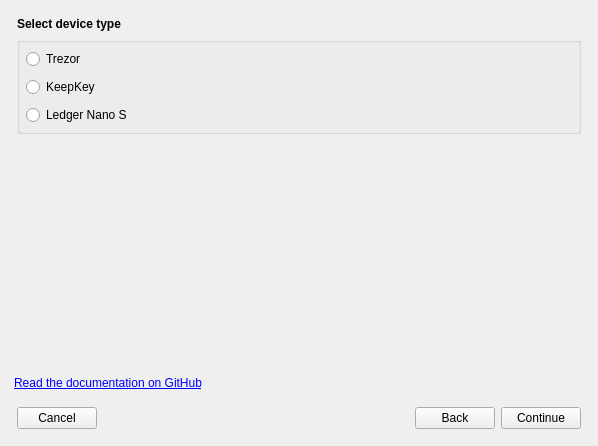
Old version of the form src/ui/ui_initialize_hw_dlg.ui in the repository Bertrand256/dash-masternode-tool.
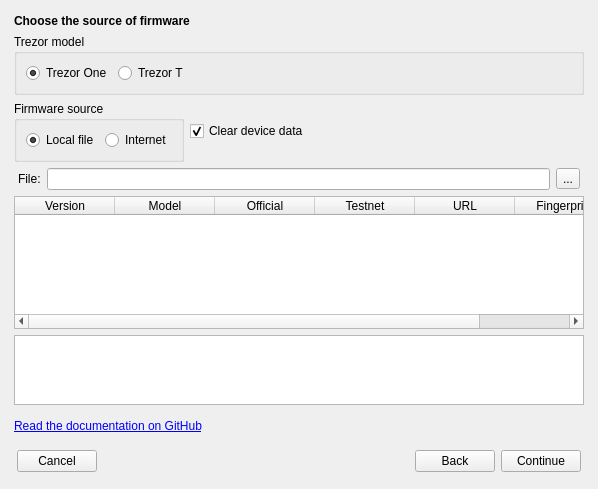
New version of the form.

Commit message: - Dash Testnet support - Trezor T support - switching between different configurations - config files encryption with hardware wallets - toolbar and main menu in main window - improvements in payment dialog: multiple recipients, improved UTXO selection, saving recipient list in an external file - transaction preview window - proposal dialog: additional filtering, voting on multiple proposals at once - uploading firmware to hardware wallets (dedicated mainly to upload a custom firmware with testnet support)

```diff
--- a/src/ui/ui_initialize_hw_dlg.ui
+++ b/src/ui/ui_initialize_hw_dlg.ui
@@ -7,7 +7,7 @@
     <x>0</x>
     <y>0</y>
     <width>598</width>
-    <height>446</height>
+    <height>489</height>
    </rect>
   </property>
   <property name="windowTitle">
@@ -32,7 +32,7 @@
    <item>
     <widget class="QStackedWidget" name="tabSteps">
      <property name="currentIndex">
-      <number>0</number>
+      <number>8</number>
      </property>
      <widget class="QWidget" name="pgStepDeviceType">
       <layout class="QVBoxLayout" name="verticalLayout_12">
@@ -934,6 +934,314 @@
        </item>
       </layout>
      </widget>
+     <widget class="QWidget" name="pgStepHwFirmwareList">
+      <layout class="QVBoxLayout" name="verticalLayout_16">
+       <property name="spacing">
+        <number>6</number>
+       </property>
+       <property name="leftMargin">
+        <number>6</number>
+       </property>
+       <property name="topMargin">
+        <number>6</number>
+       </property>
+       <property name="rightMargin">
+        <number>6</number>
+       </property>
+       <property name="bottomMargin">
+        <number>6</number>
+       </property>
+       <item>
+        <widget class="QLabel" name="lblFirmwareSource">
+         <property name="text">
+          <string>&lt;b&gt;Choose the source of firmware&lt;/b&gt;</string>
+         </property>
+        </widget>
+       </item>
+       <item>
+        <widget class="QGroupBox" name="gbTrezorModel">
+         <property name="title">
+          <string>Trezor model</string>
+         </property>
+         <layout class="QHBoxLayout" name="horizontalLayout_6">
+          <property name="sizeConstraint">
+           <enum>QLayout::SetDefaultConstraint</enum>
+          </property>
+          <item>
+           <widget class="QRadioButton" name="rbTrezorModelOne">
+            <property name="text">
+             <string>Trezor One</string>
+            </property>
+            <property name="checked">
+             <bool>true</bool>
+            </property>
+           </widget>
+          </item>
+          <item>
+           <widget class="QRadioButton" name="rbTrezorModelT">
+            <property name="text">
+             <string>Trezor T</string>
+            </property>
+           </widget>
+          </item>
+          <item>
+           <spacer name="horizontalSpacer_2">
+            <property name="orientation">
+             <enum>Qt::Horizontal</enum>
+            </property>
+            <property name="sizeHint" stdset="0">
+             <size>
+              <width>40</width>
+              <height>20</height>
+             </size>
+            </property>
+           </spacer>
+          </item>
+         </layout>
+        </widget>
+       </item>
+       <item>
+        <layout class="QHBoxLayout" name="horizontalLayout_10">
+         <item>
+          <widget class="QGroupBox" name="gbFirmwareSourceType">
+           <property name="sizePolicy">
+            <sizepolicy hsizetype="Maximum" vsizetype="Maximum">
+             <horstretch>0</horstretch>
+             <verstretch>0</verstretch>
+            </sizepolicy>
+           </property>
+           <property name="title">
+            <string>Firmware source</string>
+           </property>
+           <layout class="QHBoxLayout" name="horizontalLayout_9">
+            <item>
+             <widget class="QRadioButton" name="rbFirmwareSourceLocalFile">
+              <property name="sizePolicy">
+               <sizepolicy hsizetype="Maximum" vsizetype="Fixed">
+                <horstretch>0</horstretch>
+                <verstretch>0</verstretch>
+               </sizepolicy>
+              </property>
+              <property name="text">
+               <string>Local file</string>
+              </property>
+              <property name="checked">
+               <bool>true</bool>
+              </property>
+             </widget>
+            </item>
+            <item>
+             <widget class="QRadioButton" name="rbFirmwareSourceInternet">
+              <property name="sizePolicy">
+               <sizepolicy hsizetype="Maximum" vsizetype="Fixed">
+                <horstretch>0</horstretch>
+                <verstretch>0</verstretch>
+               </sizepolicy>
+              </property>
+              <property name="text">
+               <string>Internet</string>
+              </property>
+             </widget>
+            </item>
+           </layout>
+          </widget>
+         </item>
+         <item>
+          <widget class="QCheckBox" name="chbWipeDevice">
+           <property name="toolTip">
+            <string>Check if you would like to wipe your device data (seed, pin) during the process.
+This is highly recommended if you are uploading an unofficial firmware.
+For an official firmware, you can uncheck this option.</string>
+           </property>
+           <property name="text">
+            <string>Clear device data</string>
+           </property>
+           <property name="checked">
+            <bool>true</bool>
+           </property>
+          </widget>
+         </item>
+        </layout>
+       </item>
+       <item>
+        <widget class="QWidget" name="wdgFirmwareFile" native="true">
+         <property name="sizePolicy">
+          <sizepolicy hsizetype="Preferred" vsizetype="Maximum">
+           <horstretch>0</horstretch>
+           <verstretch>0</verstretch>
+          </sizepolicy>
+         </property>
+         <layout class="QVBoxLayout" name="verticalLayout_17">
+          <property name="spacing">
+           <number>0</number>
+          </property>
+          <property name="leftMargin">
+           <number>4</number>
+          </property>
+          <property name="topMargin">
+           <number>0</number>
+          </property>
+          <property name="rightMargin">
+           <number>4</number>
+          </property>
+          <property name="bottomMargin">
+           <number>0</number>
+          </property>
+          <item>
+           <layout class="QHBoxLayout" name="horizontalLayout_8">
+            <property name="spacing">
+             <number>6</number>
+            </property>
+            <item>
+             <widget class="QLabel" name="label_4">
+              <property name="text">
+               <string>File:</string>
+              </property>
+             </widget>
+            </item>
+            <item>
+             <widget class="QLineEdit" name="edtFirmareFilePath"/>
+            </item>
+            <item>
+             <widget class="QToolButton" name="btnChooseFirmwareFile">
+              <property name="text">
+               <string>...</string>
+              </property>
+             </widget>
+            </item>
+           </layout>
+          </item>
+         </layout>
+        </widget>
+       </item>
+       <item>
+        <widget class="QTableWidget" name="tabFirmwareWebSources">
+         <property name="sizePolicy">
+          <sizepolicy hsizetype="Expanding" vsizetype="Expanding">
+           <horstretch>0</horstretch>
+           <verstretch>0</verstretch>
+          </sizepolicy>
+         </property>
+         <property name="selectionBehavior">
+          <enum>QAbstractItemView::SelectRows</enum>
+         </property>
+         <attribute name="horizontalHeaderVisible">
+          <bool>true</bool>
+         </attribute>
+         <attribute name="verticalHeaderVisible">
+          <bool>false</bool>
+         </attribute>
+         <column>
+          <property name="text">
+           <string>Version</string>
+          </property>
+         </column>
+         <column>
+          <property name="text">
+           <string>Model</string>
+          </property>
+         </column>
+         <column>
+          <property name="text">
+           <string>Official</string>
+          </property>
+         </column>
+         <column>
+          <property name="text">
+           <string>Testnet</string>
+          </property>
+         </column>
+         <column>
+          <property name="text">
+           <string>URL</string>
+          </property>
+         </column>
+         <column>
+          <property name="text">
+           <string>Fingerprint</string>
+          </property>
+         </column>
+        </widget>
+       </item>
+       <item>
+        <widget class="QTextEdit" name="edtFirmwareNotes">
+         <property name="sizePolicy">
+          <sizepolicy hsizetype="Expanding" vsizetype="Fixed">
+           <horstretch>0</horstretch>
+           <verstretch>0</verstretch>
+          </sizepolicy>
+         </property>
+         <property name="maximumSize">
+          <size>
+           <width>16777215</width>
+           <height>70</height>
+          </size>
+         </property>
+         <property name="readOnly">
+          <bool>true</bool>
+         </property>
+        </widget>
+       </item>
+       <item>
+        <spacer name="verticalSpacer_7">
+         <property name="orientation">
+          <enum>Qt::Vertical</enum>
+         </property>
+         <property name="sizeType">
+          <enum>QSizePolicy::MinimumExpanding</enum>
+         </property>
+         <property name="sizeHint" stdset="0">
+          <size>
+           <width>20</width>
+           <height>0</height>
+          </size>
+         </property>
+        </spacer>
+       </item>
+      </layout>
+     </widget>
+     <widget class="QWidget" name="pgStepHwFirmwareUpload">
+      <layout class="QVBoxLayout" name="verticalLayout_18">
+       <property name="spacing">
+        <number>6</number>
+       </property>
+       <property name="leftMargin">
+        <number>6</number>
+       </property>
+       <property name="topMargin">
+        <number>6</number>
+       </property>
+       <property name="rightMargin">
+        <number>6</number>
+       </property>
+       <property name="bottomMargin">
+        <number>6</number>
+       </property>
+       <item>
+        <widget class="QLabel" name="lblUploadFirmwareMessage">
+         <property name="text">
+          <string/>
+         </property>
+         <property name="wordWrap">
+          <bool>true</bool>
+         </property>
+        </widget>
+       </item>
+       <item>
+        <spacer name="verticalSpacer_8">
+         <property name="orientation">
+          <enum>Qt::Vertical</enum>
+         </property>
+         <property name="sizeHint" stdset="0">
+          <size>
+           <width>20</width>
+           <height>40</height>
+          </size>
+         </property>
+        </spacer>
+       </item>
+      </layout>
+     </widget>
     </widget>
    </item>
    <item>
```
Left out of the diff: 16 changed lines with no effect on the pictures. The commit also changes 65 other files.
